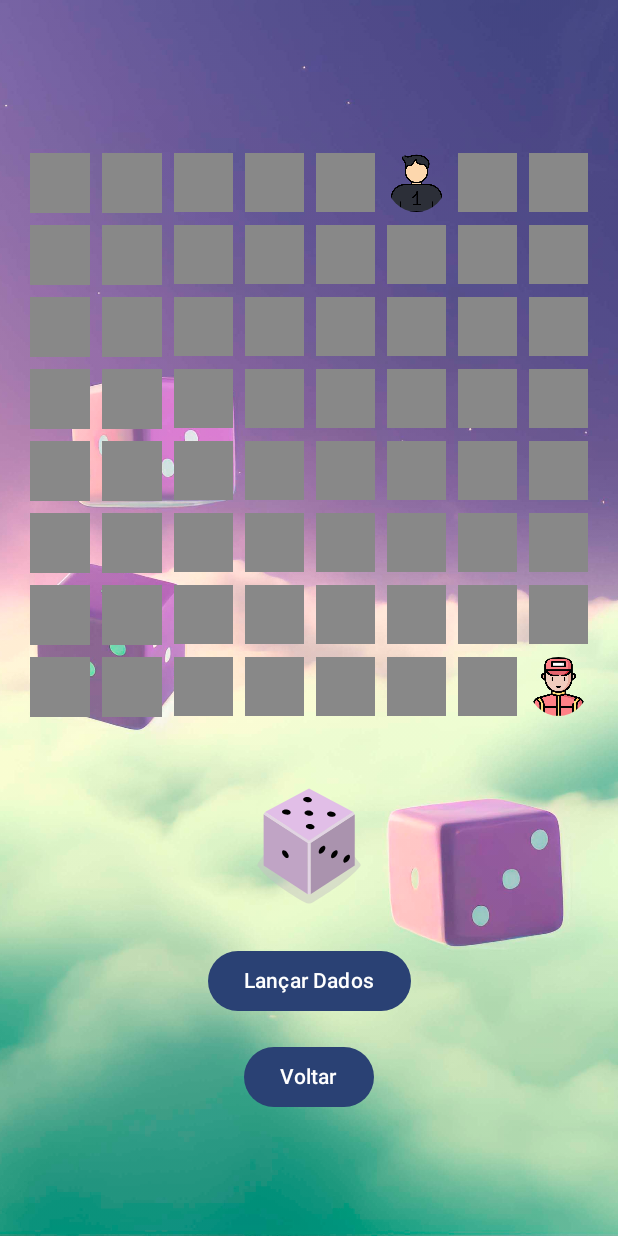
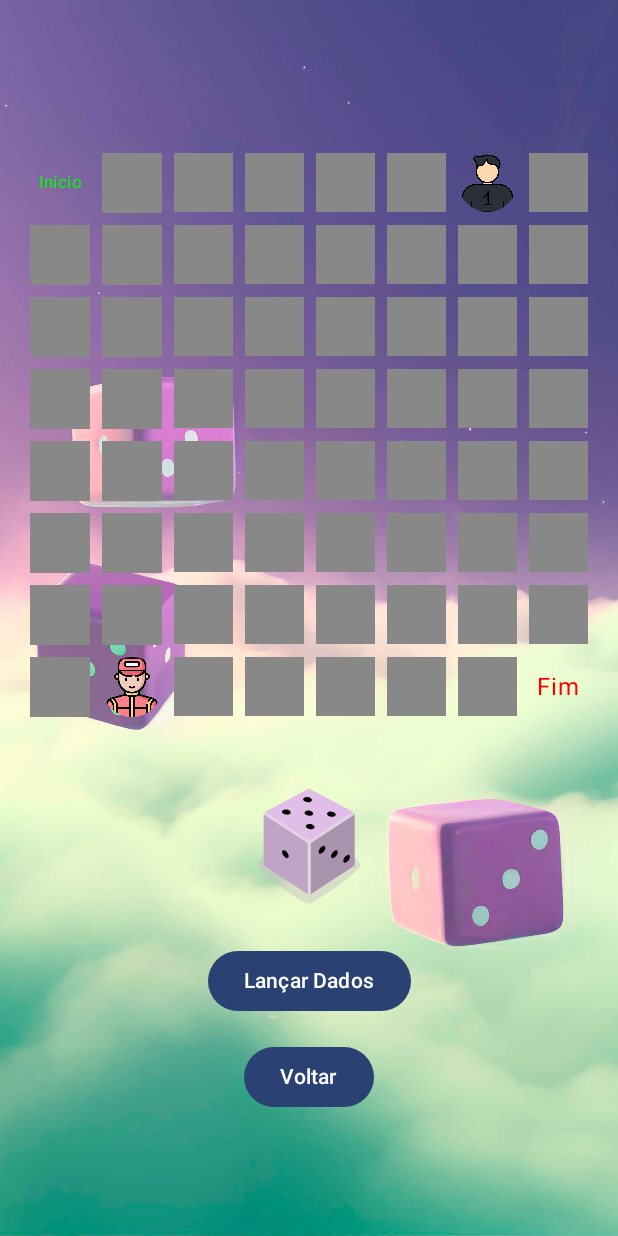
Before and after one commit to Rompery/DadosTabuleiros1702282, an Android app built with Jetpack Compose: the GameScreen screen opened through its navigation route, after a tap on "Lançar Dados", on a phone screen of 412 x 824 dp. Run offline under Robolectric (Android 15) with nearby library versions, the phone set to English and light mode, and no system bars.

Commit message:
jogador 2 ja se move basedo no movimento do 1 , ja tem um ponto de partida e fim ,

```diff
--- a/app/src/main/java/com/example/dadostabuleiros/MainActivity.kt
+++ b/app/src/main/java/com/example/dadostabuleiros/MainActivity.kt
@@ -35,6 +35,7 @@ import androidx.compose.ui.layout.ContentScale
 import androidx.compose.ui.res.painterResource
 import androidx.compose.ui.tooling.preview.Preview
 import androidx.compose.ui.unit.dp
+import androidx.compose.ui.unit.sp
 import androidx.navigation.NavHostController
 import androidx.navigation.compose.NavHost
 import androidx.navigation.compose.composable
@@ -89,8 +90,8 @@ fun MainScreen(navController: NavHostController) {
 @Composable
 fun GameScreen(navController: NavHostController) {
     var diceValue by remember { mutableIntStateOf(1) }
-    var playerPosition by remember { mutableIntStateOf(0) }
-    val secondPlayerPosition by remember { mutableIntStateOf(63) }
+    var playerPosition by remember { mutableIntStateOf(1) }
+    var secondPlayerPosition by remember { mutableIntStateOf(62) } // Adicionado
 
     Box(
         modifier = Modifier.fillMaxSize()
@@ -113,6 +114,7 @@ fun GameScreen(navController: NavHostController) {
             Button(onClick = {
                 diceValue = Random.nextInt(1, 7)
                 playerPosition = (playerPosition + diceValue) % 64
+                secondPlayerPosition = (secondPlayerPosition - diceValue + 64) % 64 // Adicionado
             }) {
                 Text(text = "Lançar Dados")
             }
@@ -123,6 +125,7 @@ fun GameScreen(navController: NavHostController) {
         }
     }
 }
+
 @Composable
 fun Board(playerPosition: Int, secondPlayerPosition: Int) {
     LazyVerticalGrid(
@@ -158,6 +161,14 @@ fun Board(playerPosition: Int, secondPlayerPosition: Int) {
                                 .fillMaxSize(),
                             contentScale = ContentScale.Crop
                         )
+                    }
+                    0 -> {
+                        Text(text = "Início", color = Color.Green,
+                            fontSize = 11.sp)
+                    }
+                    63 -> {
+                        Text(text = "Fim", color = Color.Red,
+                            )
                     }
                     else -> {
                         Box(
```
